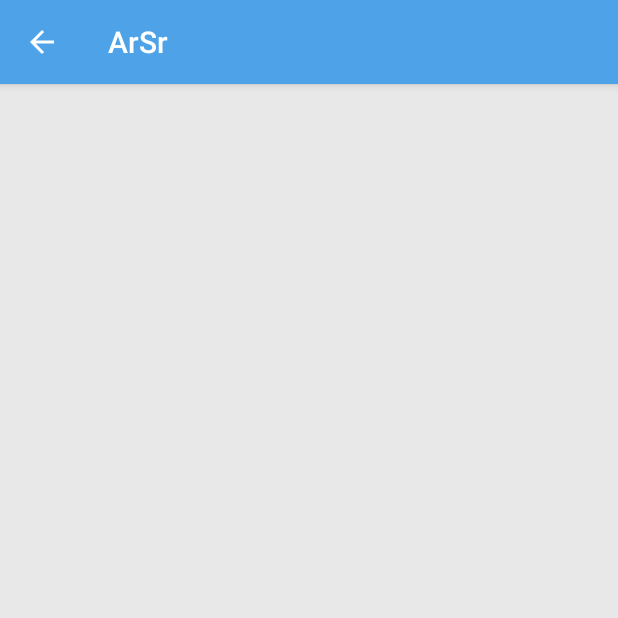
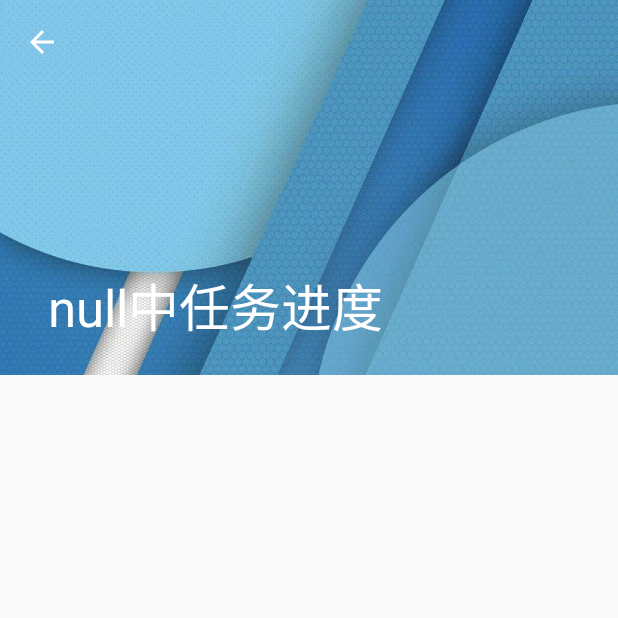
Before and after one commit to KDL-in/ArSr, an Android app: the TasksInCategoryActivity screen opened directly, with no data from a screen before it, on a phone screen of 412 x 824 dp, the top half of it. Run offline under Robolectric (Android 15) with nearby library versions, the phone set to English and light mode, and no system bars; 2 statements that could not run were skipped.

```diff
--- a/app/src/main/AndroidManifest.xml
+++ b/app/src/main/AndroidManifest.xml
@@ -25,7 +25,8 @@
         <activity
             android:name=".activity.CalendarTaskActivity"
             android:theme="@style/transparent_theme" />
-        <activity android:name=".activity.TasksInCategoryActivity"></activity>
+        <activity android:name=".activity.TasksInCategoryActivity"
+            android:theme="@style/transparent_theme"></activity>
     </application>
 
 </manifest>
--- a/app/src/main/java/com/arsr/arsr/activity/TaskActivity.java
+++ b/app/src/main/java/com/arsr/arsr/activity/TaskActivity.java
@@ -138,6 +138,7 @@ public class TaskActivity extends BasicActivity {
         } else {
             nextDay = task.getDayToRecall();
         }
+        //assist datas
     }
 
     /**
--- a/app/src/main/java/com/arsr/arsr/activity/TasksInCategoryActivity.java
+++ b/app/src/main/java/com/arsr/arsr/activity/TasksInCategoryActivity.java
@@ -1,17 +1,21 @@
 package com.arsr.arsr.activity;
 
 import android.content.Intent;
+import android.support.design.widget.CollapsingToolbarLayout;
 import android.support.v4.app.FragmentManager;
 import android.support.v4.app.FragmentTransaction;
 import android.support.v7.app.ActionBar;
 import android.os.Bundle;
 import android.support.v7.widget.Toolbar;
+import android.widget.ImageView;
 
 import com.arsr.arsr.MyApplication;
 import com.arsr.arsr.R;
 import com.arsr.arsr.db.Category;
 import com.arsr.arsr.fragment.FragmentTaskList;
+import com.arsr.arsr.util.DBUtil;
 import com.arsr.arsr.util.ListUtil;
+import com.bumptech.glide.Glide;
 
 public class TasksInCategoryActivity extends BasicActivity {
 
@@ -19,6 +23,9 @@ public class TasksInCategoryActivity extends BasicActivity {
     protected void onCreate(Bundle savedInstanceState) {
         super.onCreate(savedInstanceState);
         setContentView(R.layout.activity_tasks_in_category);
+        //获取数据
+        Intent intent = getIntent();
+        String category = intent.getStringExtra("category");
         //状态栏更换
         Toolbar toolbar = findViewById(R.id.toolbar);
         setSupportActionBar(toolbar);
@@ -27,8 +34,14 @@ public class TasksInCategoryActivity extends BasicActivity {
         if (actionBar != null) {
             actionBar.setDisplayHomeAsUpEnabled(true);
         }
+        //设置task名
+        CollapsingToolbarLayout collapsingToolbarLayout = findViewById(R.id.collapsingToolbarLayout);
+        collapsingToolbarLayout.setTitle(category+"中任务进度");
+        //设置图片
+        ImageView imageView = findViewById(R.id.img_ticUI_bg);
+        Glide.with(this).load(R.drawable.task_background).into(imageView);
         //初始化列表
-        FragmentTaskList fragment = FragmentTaskList.newInstance(ListUtil.getTICListAdapter(this));
+        FragmentTaskList fragment = FragmentTaskList.newInstance(ListUtil.getTICListAdapter(this,category));
         loadFragment(fragment);
     }
 
--- a/app/src/main/res/layout/activity_tasks_in_category.xml
+++ b/app/src/main/res/layout/activity_tasks_in_category.xml
@@ -1,95 +1,46 @@
 <?xml version="1.0" encoding="utf-8"?>
-<android.support.v4.widget.DrawerLayout xmlns:android="http://schemas.android.com/apk/res/android"
+
+<android.support.design.widget.CoordinatorLayout xmlns:android="http://schemas.android.com/apk/res/android"
     xmlns:app="http://schemas.android.com/apk/res-auto"
     xmlns:tools="http://schemas.android.com/tools"
-    android:id="@+id/drawerLayout"
     android:layout_width="match_parent"
-    android:layout_height="match_parent"
-    android:background="@color/background">
+    android:fitsSystemWindows="true"
+    android:layout_height="match_parent">
 
+    <android.support.design.widget.AppBarLayout
+        android:id="@+id/appBarLayout"
+        android:layout_width="match_parent"
+        android:layout_height="250dp"
+        android:fitsSystemWindows="true">
 
-    <android.support.design.widget.CoordinatorLayout
-        android:layout_width="match_parent"
-        android:layout_height="match_parent">
+        <android.support.design.widget.CollapsingToolbarLayout
+            android:id="@+id/collapsingToolbarLayout"
+            android:layout_width="match_parent"
+            android:layout_height="match_parent"
+            android:fitsSystemWindows="true"
+            android:theme="@style/ThemeOverlay.AppCompat.Dark.ActionBar"
+            app:contentScrim="?attr/colorPrimary"
+            app:layout_scrollFlags="scroll|exitUntilCollapsed">
 
-        <android.support.design.widget.AppBarLayout
-            android:layout_width="match_parent"
-            android:layout_height="wrap_content">
+            <ImageView
+                android:id="@+id/img_ticUI_bg"
+                android:layout_width="match_parent"
+                android:layout_height="match_parent"
+                android:fitsSystemWindows="true"
+                android:scaleType="centerCrop"
+                app:layout_collapseMode="parallax" />
 
             <android.support.v7.widget.Toolbar
                 android:id="@+id/toolbar"
                 android:layout_width="match_parent"
-                android:layout_height="wrap_content"
-                android:background="?attr/colorPrimary"
-                android:theme="@style/ThemeOverlay.AppCompat.Dark.ActionBar"
-                app:layout_scrollFlags="scroll"
-                app:popupTheme="@style/Theme.AppCompat.Light" />
+                android:layout_height="?attr/actionBarSize"
+                app:layout_collapseMode="pin"></android.support.v7.widget.Toolbar>
+        </android.support.design.widget.CollapsingToolbarLayout>
+    </android.support.design.widget.AppBarLayout>
 
-
-        </android.support.design.widget.AppBarLayout>
-
-        <FrameLayout
-            android:id="@+id/frameLayout_ticUI_replace"
-            android:layout_width="match_parent"
-            android:layout_height="match_parent"></FrameLayout>
-    </android.support.design.widget.CoordinatorLayout>
-    <!--以下是滑动菜单-->
-    <LinearLayout
+    <FrameLayout
+        android:id="@+id/frameLayout_ticUI_replace"
         android:layout_width="match_parent"
         android:layout_height="match_parent"
-        android:layout_gravity="start"
-        android:background="@color/background"
-        android:orientation="vertical">
-
-        <android.support.design.widget.NavigationView
-            android:id="@+id/navigationView"
-            android:layout_width="match_parent"
-            android:layout_height="wrap_content"
-            android:background="@color/white"
-            app:elevation="0dp"
-            app:headerLayout="@layout/nav_header"
-            app:itemBackground="@color/white"
-            app:menu="@menu/nav_menu" />
-        <View
-            android:background="@color/background"
-            android:layout_width="match_parent"
-            android:layout_height="1dp"/>
-        <android.support.v7.widget.RecyclerView
-            android:id="@+id/recyclerView_navigation"
-            android:layout_width="match_parent"
-            android:layout_weight="1"
-            android:layout_height="0dp" />
-        <android.support.constraint.ConstraintLayout
-            android:layout_width="match_parent"
-            android:layout_height="wrap_content"
-            android:background="@color/white"
-            android:maxHeight="48dp"
-            android:minHeight="48dp">
-            <ImageView
-                android:layout_width="30dp"
-                android:layout_height="30dp"
-                android:layout_marginBottom="8dp"
-                android:layout_marginStart="16dp"
-                android:layout_marginTop="8dp"
-                app:layout_constraintBottom_toBottomOf="parent"
-                app:layout_constraintStart_toStartOf="parent"
-                app:layout_constraintTop_toTopOf="parent"
-                app:srcCompat="@drawable/icon_add"
-                android:tint="@color/colorPrimary"
-                android:layout_marginLeft="16dp" />
-
-            <TextView
-                android:layout_width="wrap_content"
-                android:layout_height="wrap_content"
-                android:layout_marginStart="72dp"
-                android:text="添加分类"
-                android:textSize="14sp"
-                android:textColor="@color/colorPrimary"
-                app:layout_constraintBottom_toBottomOf="parent"
-                app:layout_constraintStart_toStartOf="parent"
-                app:layout_constraintTop_toTopOf="parent"
-                android:layout_marginLeft="72dp" />
-        </android.support.constraint.ConstraintLayout>
-    </LinearLayout>
-
-</android.support.v4.widget.DrawerLayout>
+        app:layout_behavior="@string/appbar_scrolling_view_behavior"></FrameLayout>
+</android.support.design.widget.CoordinatorLayout>
--- a/app/src/main/res/layout/item_categorylist_child.xml
+++ b/app/src/main/res/layout/item_categorylist_child.xml
@@ -3,6 +3,7 @@
     android:orientation="horizontal"
     xmlns:android="http://schemas.android.com/apk/res/android"
     android:layout_width="match_parent"
+    android:foreground="?attr/selectableItemBackground"
     android:id="@+id/linearLayout_categoryList_child"
     android:layout_height="wrap_content">
     <ImageView
--- a/app/src/main/res/layout/item_categorylist_group.xml
+++ b/app/src/main/res/layout/item_categorylist_group.xml
@@ -4,6 +4,7 @@
     xmlns:app="http://schemas.android.com/apk/res-auto"
     xmlns:tools="http://schemas.android.com/tools"
     android:orientation="horizontal"
+    android:foreground="?attr/selectableItemBackground"
     android:id="@+id/linearLayout_categoryList_group"
     android:layout_marginTop="15dp"
     android:layout_width="match_parent"
--- a/app/src/main/res/layout/item_nav_addcategory.xml
+++ b/app/src/main/res/layout/item_nav_addcategory.xml
@@ -3,6 +3,7 @@
     xmlns:android="http://schemas.android.com/apk/res/android"
     xmlns:app="http://schemas.android.com/apk/res-auto"
     xmlns:tools="http://schemas.android.com/tools"
+    android:foreground="?attr/selectableItemBackground"
     android:layout_width="match_parent"
     android:layout_height="match_parent">
 
--- a/app/src/main/res/layout/item_navigation_category.xml
+++ b/app/src/main/res/layout/item_navigation_category.xml
@@ -3,6 +3,7 @@
     xmlns:app="http://schemas.android.com/apk/res-auto"
     xmlns:tools="http://schemas.android.com/tools"
     android:layout_width="match_parent"
+    android:foreground="?attr/selectableItemBackground"
     android:layout_height="wrap_content"
     android:background="@color/white"
     android:maxHeight="48dp"
--- a/app/src/main/res/layout/item_ticlist.xml
+++ b/app/src/main/res/layout/item_ticlist.xml
@@ -1,6 +1,8 @@
 <?xml version="1.0" encoding="utf-8"?>
 <LinearLayout
+    android:id="@+id/linearLayout_ticlist_child"
     android:orientation="vertical"
+    android:foreground="?attr/selectableItemBackground"
     xmlns:app="http://schemas.android.com/apk/res-auto"
     xmlns:android="http://schemas.android.com/apk/res/android" android:layout_width="match_parent"
     android:layout_height="wrap_content">
```
Also changed, not shown: app/src/main/java/com/arsr/arsr/adapter/CategoryListRecyclerViewAdapter.java (+38 -5 lines), app/src/main/java/com/arsr/arsr/adapter/TaskListRecyclerViewAdapter.java (+46 -5 lines), app/src/main/java/com/arsr/arsr/adapter/TasksInCategoryRecyclerViewAdapter.java (added, +90 -0 lines), app/src/main/java/com/arsr/arsr/adapter/holder/VHCategoryRecyclerView.java (deleted, +0 -44 lines), app/src/main/java/com/arsr/arsr/adapter/holder/VHTaskListRecyclerView.java (deleted, +0 -53 lines), app/src/main/java/com/arsr/arsr/db/dao/TagDAO.java (+18 -0 lines), app/src/main/java/com/arsr/arsr/db/dao/TaskDAO.java (+18 -0 lines), app/src/main/java/com/arsr/arsr/util/ListUtil.java (+36 -6 lines).
